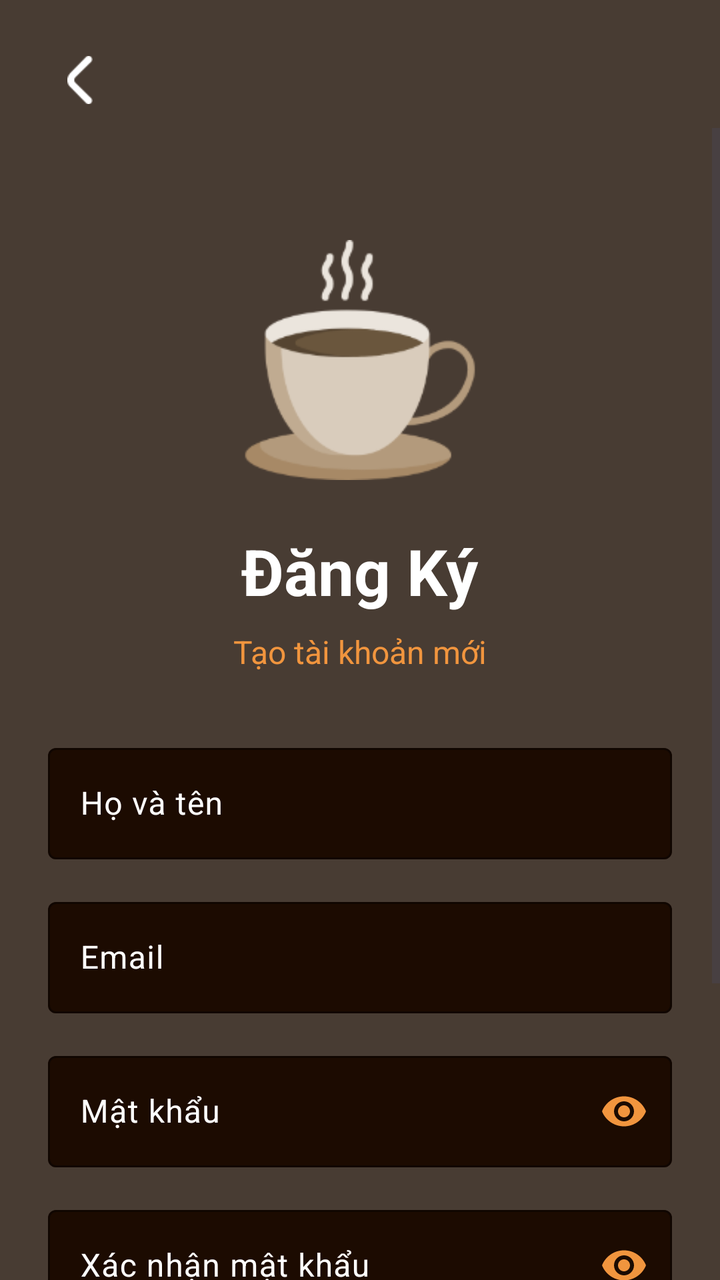
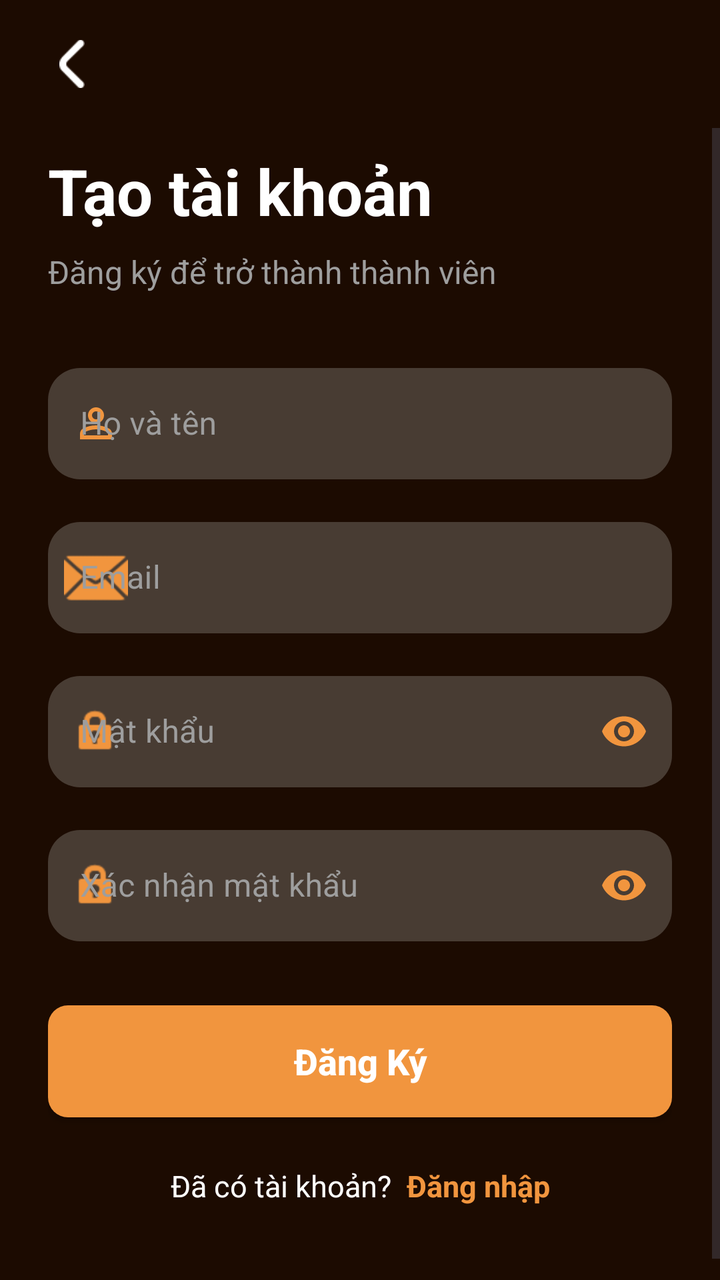

Before-and-after screenshots of an Android layout around one commit, followed by the original layout XML and the change that was made.
<!-- AndroidManifest.xml: application theme Theme.TTLTMobile -->
<!-- res/layout/activity_register.xml -->
<?xml version="1.0" encoding="utf-8"?>
<androidx.constraintlayout.widget.ConstraintLayout xmlns:android="http://schemas.android.com/apk/res/android"
    xmlns:app="http://schemas.android.com/apk/res-auto"
    xmlns:tools="http://schemas.android.com/tools"
    android:layout_width="match_parent"
    android:layout_height="match_parent"
    android:background="@color/brown"
    tools:context=".ui.auth.RegisterActivity">

    
    <ImageView
        android:id="@+id/backBtn"
        android:layout_width="48dp"
        android:layout_height="48dp"
        android:layout_marginStart="16dp"
        android:layout_marginTop="16dp"
        android:padding="12dp"
        android:src="@drawable/back"
        android:contentDescription="back button"
        app:layout_constraintStart_toStartOf="parent"
        app:layout_constraintTop_toTopOf="parent" />

    <ScrollView
        android:layout_width="match_parent"
        android:layout_height="0dp"
        android:fillViewport="true"
        app:layout_constraintBottom_toBottomOf="parent"
        app:layout_constraintTop_toBottomOf="@id/backBtn">

        <androidx.constraintlayout.widget.ConstraintLayout
            android:layout_width="match_parent"
            android:layout_height="wrap_content"
            android:padding="24dp">

            
            <ImageView
                android:id="@+id/imgLogo"
                android:layout_width="120dp"
                android:layout_height="120dp"
                android:layout_marginTop="32dp"
                android:src="@drawable/coffee"
                android:contentDescription="app logo"
                app:layout_constraintEnd_toEndOf="parent"
                app:layout_constraintStart_toStartOf="parent"
                app:layout_constraintTop_toTopOf="parent" />

            
            <TextView
                android:id="@+id/tvTitle"
                android:layout_width="wrap_content"
                android:layout_height="wrap_content"
                android:layout_marginTop="24dp"
                android:text="Đăng Ký"
                android:textColor="@color/white"
                android:textSize="32sp"
                android:textStyle="bold"
                app:layout_constraintEnd_toEndOf="parent"
                app:layout_constraintStart_toStartOf="parent"
                app:layout_constraintTop_toBottomOf="@id/imgLogo" />

            <TextView
                android:id="@+id/tvSubtitle"
                android:layout_width="wrap_content"
                android:layout_height="wrap_content"
                android:layout_marginTop="8dp"
                android:text="Tạo tài khoản mới"
                android:textColor="@color/orange"
                android:textSize="16sp"
                app:layout_constraintEnd_toEndOf="parent"
                app:layout_constraintStart_toStartOf="parent"
                app:layout_constraintTop_toBottomOf="@id/tvTitle" />

            
            <com.google.android.material.textfield.TextInputLayout
                android:id="@+id/tilFullName"
                android:layout_width="match_parent"
                android:layout_height="wrap_content"
                android:layout_marginTop="32dp"
                android:hint="Họ và tên"
                android:textColorHint="@color/white"
                app:boxBackgroundColor="@color/darkBrown"
                app:boxStrokeColor="@color/orange"
                app:hintTextColor="@color/orange"
                app:layout_constraintTop_toBottomOf="@id/tvSubtitle">

                <com.google.android.material.textfield.TextInputEditText
                    android:id="@+id/edtFullName"
                    android:layout_width="match_parent"
                    android:layout_height="wrap_content"
                    android:inputType="textPersonName"
                    android:textColor="@color/white"
                    android:textSize="16sp" />
            </com.google.android.material.textfield.TextInputLayout>

            
            <com.google.android.material.textfield.TextInputLayout
                android:id="@+id/tilEmail"
                android:layout_width="match_parent"
                android:layout_height="wrap_content"
                android:layout_marginTop="16dp"
                android:hint="Email"
                android:textColorHint="@color/white"
                app:boxBackgroundColor="@color/darkBrown"
                app:boxStrokeColor="@color/orange"
                app:hintTextColor="@color/orange"
                app:layout_constraintTop_toBottomOf="@id/tilFullName">

                <com.google.android.material.textfield.TextInputEditText
                    android:id="@+id/edtEmail"
                    android:layout_width="match_parent"
                    android:layout_height="wrap_content"
                    android:inputType="textEmailAddress"
                    android:textColor="@color/white"
                    android:textSize="16sp" />
            </com.google.android.material.textfield.TextInputLayout>

            
            <com.google.android.material.textfield.TextInputLayout
                android:id="@+id/tilPassword"
                android:layout_width="match_parent"
                android:layout_height="wrap_content"
                android:layout_marginTop="16dp"
                android:hint="Mật khẩu"
                android:textColorHint="@color/white"
                app:boxBackgroundColor="@color/darkBrown"
                app:boxStrokeColor="@color/orange"
                app:endIconMode="password_toggle"
                app:endIconTint="@color/orange"
                app:hintTextColor="@color/orange"
                app:layout_constraintTop_toBottomOf="@id/tilEmail">

                <com.google.android.material.textfield.TextInputEditText
                    android:id="@+id/edtPassword"
                    android:layout_width="match_parent"
                    android:layout_height="wrap_content"
                    android:inputType="textPassword"
                    android:textColor="@color/white"
                    android:textSize="16sp" />
            </com.google.android.material.textfield.TextInputLayout>

            
            <com.google.android.material.textfield.TextInputLayout
                android:id="@+id/tilConfirmPassword"
                android:layout_width="match_parent"
                android:layout_height="wrap_content"
                android:layout_marginTop="16dp"
                android:hint="Xác nhận mật khẩu"
                android:textColorHint="@color/white"
                app:boxBackgroundColor="@color/darkBrown"
                app:boxStrokeColor="@color/orange"
                app:endIconMode="password_toggle"
                app:endIconTint="@color/orange"
                app:hintTextColor="@color/orange"
                app:layout_constraintTop_toBottomOf="@id/tilPassword">

                <com.google.android.material.textfield.TextInputEditText
                    android:id="@+id/edtConfirmPassword"
                    android:layout_width="match_parent"
                    android:layout_height="wrap_content"
                    android:inputType="textPassword"
                    android:textColor="@color/white"
                    android:textSize="16sp" />
            </com.google.android.material.textfield.TextInputLayout>

            
            <androidx.appcompat.widget.AppCompatButton
                android:id="@+id/btnRegister"
                android:layout_width="match_parent"
                android:layout_height="56dp"
                android:layout_marginTop="32dp"
                android:background="@drawable/orange_bg"
                android:text="Đăng Ký"
                android:textAllCaps="false"
                android:textColor="@color/white"
                android:textSize="18sp"
                android:textStyle="bold"
                app:layout_constraintTop_toBottomOf="@id/tilConfirmPassword" />

            
            <LinearLayout
                android:layout_width="wrap_content"
                android:layout_height="wrap_content"
                android:layout_marginTop="24dp"
                android:layout_marginBottom="24dp"
                android:gravity="center"
                android:orientation="horizontal"
                app:layout_constraintBottom_toBottomOf="parent"
                app:layout_constraintEnd_toEndOf="parent"
                app:layout_constraintStart_toStartOf="parent"
                app:layout_constraintTop_toBottomOf="@id/btnRegister">

                <TextView
                    android:layout_width="wrap_content"
                    android:layout_height="wrap_content"
                    android:text="Đã có tài khoản? "
                    android:textColor="@color/white"
                    android:textSize="14sp" />

                <TextView
                    android:id="@+id/tvLogin"
                    android:layout_width="wrap_content"
                    android:layout_height="wrap_content"
                    android:text="Đăng nhập"
                    android:textColor="@color/orange"
                    android:textSize="14sp"
                    android:textStyle="bold" />
            </LinearLayout>

        </androidx.constraintlayout.widget.ConstraintLayout>
    </ScrollView>

</androidx.constraintlayout.widget.ConstraintLayout>
<!-- resources referenced by this layout -->
<resources>
  <color name="brown">#483c33</color>
  <color name="darkBrown">#1c0b01</color>
  <color name="orange">#f1953e</color>
  <color name="white">#FFFFFFFF</color>
  <!-- drawable back: png bitmap (drawable-hdpi, 258 bytes) -->
  <!-- drawable coffee: png bitmap (drawable-hdpi, 5298 bytes) -->
  <!-- drawable orange_bg (drawable) -->
  <?xml version="1.0" encoding="utf-8"?>
  <selector xmlns:android="http://schemas.android.com/apk/res/android">
  <item>
      <shape android:shape="rectangle">
          <solid android:color="@color/orange"/>
          <corners android:radius="10dp"/>
      </shape>
  </item>
  </selector>
  <style name="Theme.TTLTMobile" parent="Base.Theme.TTLTMobile" />
  <style name="Base.Theme.TTLTMobile" parent="Theme.Material3.DayNight.NoActionBar">
          
          
      </style>
</resources>

<!-- the commit's change to res/layout/activity_register.xml (unified diff, before → after) -->
@@ -4,83 +4,86 @@
     xmlns:tools="http://schemas.android.com/tools"
     android:layout_width="match_parent"
     android:layout_height="match_parent"
-    android:background="@color/brown"
+    android:background="@color/darkBrown"
+    android:fitsSystemWindows="true"
     tools:context=".ui.auth.RegisterActivity">
 
-    
-    <ImageView
-        android:id="@+id/backBtn"
-        android:layout_width="48dp"
-        android:layout_height="48dp"
-        android:layout_marginStart="16dp"
-        android:layout_marginTop="16dp"
-        android:padding="12dp"
-        android:src="@drawable/back"
-        android:contentDescription="back button"
-        app:layout_constraintStart_toStartOf="parent"
-        app:layout_constraintTop_toTopOf="parent" />
+    <androidx.constraintlayout.widget.ConstraintLayout
+        android:id="@+id/headerLayout"
+        android:layout_width="match_parent"
+        android:layout_height="wrap_content"
+        android:paddingVertical="12dp"
+        app:layout_constraintTop_toTopOf="parent">
+
+        <ImageView
+            android:id="@+id/backBtn"
+            android:layout_width="40dp"
+            android:layout_height="40dp"
+            android:layout_marginStart="16dp"
+            android:padding="8dp"
+            android:src="@drawable/back"
+            android:contentDescription="back button"
+            app:tint="@color/white"
+            app:layout_constraintStart_toStartOf="parent"
+            app:layout_constraintTop_toTopOf="parent"
+            app:layout_constraintBottom_toBottomOf="parent"/>
+
+    </androidx.constraintlayout.widget.ConstraintLayout>
 
     <ScrollView
         android:layout_width="match_parent"
         android:layout_height="0dp"
         android:fillViewport="true"
         app:layout_constraintBottom_toBottomOf="parent"
-        app:layout_constraintTop_toBottomOf="@id/backBtn">
+        app:layout_constraintTop_toBottomOf="@id/headerLayout">
 
         <androidx.constraintlayout.widget.ConstraintLayout
             android:layout_width="match_parent"
             android:layout_height="wrap_content"
-            android:padding="24dp">
-
-            
-            <ImageView
-                android:id="@+id/imgLogo"
-                android:layout_width="120dp"
-                android:layout_height="120dp"
-                android:layout_marginTop="32dp"
-                android:src="@drawable/coffee"
-                android:contentDescription="app logo"
-                app:layout_constraintEnd_toEndOf="parent"
-                app:layout_constraintStart_toStartOf="parent"
-                app:layout_constraintTop_toTopOf="parent" />
-
-            
+            android:paddingHorizontal="24dp"
+            android:paddingBottom="24dp">
+
             <TextView
                 android:id="@+id/tvTitle"
                 android:layout_width="wrap_content"
                 android:layout_height="wrap_content"
-                android:layout_marginTop="24dp"
-                android:text="Đăng Ký"
+                android:layout_marginTop="10dp"
+                android:text="Tạo tài khoản"
                 android:textColor="@color/white"
                 android:textSize="32sp"
                 android:textStyle="bold"
-                app:layout_constraintEnd_toEndOf="parent"
                 app:layout_constraintStart_toStartOf="parent"
-                app:layout_constraintTop_toBottomOf="@id/imgLogo" />
+                app:layout_constraintTop_toTopOf="parent" />
 
             <TextView
                 android:id="@+id/tvSubtitle"
                 android:layout_width="wrap_content"
                 android:layout_height="wrap_content"
                 android:layout_marginTop="8dp"
-                android:text="Tạo tài khoản mới"
-                android:textColor="@color/orange"
+                android:text="Đăng ký để trở thành thành viên"
+                android:textColor="@color/grey"
                 android:textSize="16sp"
-                app:layout_constraintEnd_toEndOf="parent"
                 app:layout_constraintStart_toStartOf="parent"
                 app:layout_constraintTop_toBottomOf="@id/tvTitle" />
 
-            
             <com.google.android.material.textfield.TextInputLayout
                 android:id="@+id/tilFullName"
+                style="@style/Widget.MaterialComponents.TextInputLayout.OutlinedBox"
                 android:layout_width="match_parent"
                 android:layout_height="wrap_content"
                 android:layout_marginTop="32dp"
                 android:hint="Họ và tên"
-                android:textColorHint="@color/white"
-                app:boxBackgroundColor="@color/darkBrown"
-                app:boxStrokeColor="@color/orange"
-                app:hintTextColor="@color/orange"
+                android:textColorHint="@color/grey"
+                app:boxBackgroundColor="@color/brown"
+                app:boxCornerRadiusBottomEnd="16dp"
+                app:boxCornerRadiusBottomStart="16dp"
+                app:boxCornerRadiusTopEnd="16dp"
+                app:boxCornerRadiusTopStart="16dp"
+                app:boxStrokeColor="@color/orange"
+                app:boxStrokeWidth="0dp"
+                app:hintTextColor="@color/orange"
+                app:startIconDrawable="@drawable/ic_person"
+                app:startIconTint="@color/orange"
                 app:layout_constraintTop_toBottomOf="@id/tvSubtitle">
 
                 <com.google.android.material.textfield.TextInputEditText
@@ -88,21 +91,27 @@
                     android:layout_width="match_parent"
                     android:layout_height="wrap_content"
                     android:inputType="textPersonName"
-                    android:textColor="@color/white"
-                    android:textSize="16sp" />
-            </com.google.android.material.textfield.TextInputLayout>
-
-            
+                    android:textColor="@color/white" />
+            </com.google.android.material.textfield.TextInputLayout>
+
             <com.google.android.material.textfield.TextInputLayout
                 android:id="@+id/tilEmail"
+                style="@style/Widget.MaterialComponents.TextInputLayout.OutlinedBox"
                 android:layout_width="match_parent"
                 android:layout_height="wrap_content"
                 android:layout_marginTop="16dp"
                 android:hint="Email"
-                android:textColorHint="@color/white"
-                app:boxBackgroundColor="@color/darkBrown"
-                app:boxStrokeColor="@color/orange"
-                app:hintTextColor="@color/orange"
+                android:textColorHint="@color/grey"
+                app:boxBackgroundColor="@color/brown"
+                app:boxCornerRadiusBottomEnd="16dp"
+                app:boxCornerRadiusBottomStart="16dp"
+                app:boxCornerRadiusTopEnd="16dp"
+                app:boxCornerRadiusTopStart="16dp"
+                app:boxStrokeColor="@color/orange"
+                app:boxStrokeWidth="0dp"
+                app:hintTextColor="@color/orange"
+                app:startIconDrawable="@android:drawable/ic_dialog_email"
+                app:startIconTint="@color/orange"
                 app:layout_constraintTop_toBottomOf="@id/tilFullName">
 
                 <com.google.android.material.textfield.TextInputEditText
@@ -110,23 +119,29 @@
                     android:layout_width="match_parent"
                     android:layout_height="wrap_content"
                     android:inputType="textEmailAddress"
-                    android:textColor="@color/white"
-                    android:textSize="16sp" />
-            </com.google.android.material.textfield.TextInputLayout>
-
-            
+                    android:textColor="@color/white" />
+            </com.google.android.material.textfield.TextInputLayout>
+
             <com.google.android.material.textfield.TextInputLayout
                 android:id="@+id/tilPassword"
+                style="@style/Widget.MaterialComponents.TextInputLayout.OutlinedBox"
                 android:layout_width="match_parent"
                 android:layout_height="wrap_content"
                 android:layout_marginTop="16dp"
                 android:hint="Mật khẩu"
-                android:textColorHint="@color/white"
-                app:boxBackgroundColor="@color/darkBrown"
-                app:boxStrokeColor="@color/orange"
+                android:textColorHint="@color/grey"
+                app:boxBackgroundColor="@color/brown"
+                app:boxCornerRadiusBottomEnd="16dp"
+                app:boxCornerRadiusBottomStart="16dp"
+                app:boxCornerRadiusTopEnd="16dp"
+                app:boxCornerRadiusTopStart="16dp"
+                app:boxStrokeColor="@color/orange"
+                app:boxStrokeWidth="0dp"
                 app:endIconMode="password_toggle"
                 app:endIconTint="@color/orange"
                 app:hintTextColor="@color/orange"
+                app:startIconDrawable="@android:drawable/ic_lock_idle_lock"
+                app:startIconTint="@color/orange"
                 app:layout_constraintTop_toBottomOf="@id/tilEmail">
 
                 <com.google.android.material.textfield.TextInputEditText
@@ -134,23 +149,29 @@
                     android:layout_width="match_parent"
                     android:layout_height="wrap_content"
                     android:inputType="textPassword"
-                    android:textColor="@color/white"
-                    android:textSize="16sp" />
-            </com.google.android.material.textfield.TextInputLayout>
-
-            
+                    android:textColor="@color/white" />
+            </com.google.android.material.textfield.TextInputLayout>
+
             <com.google.android.material.textfield.TextInputLayout
                 android:id="@+id/tilConfirmPassword"
+                style="@style/Widget.MaterialComponents.TextInputLayout.OutlinedBox"
                 android:layout_width="match_parent"
                 android:layout_height="wrap_content"
                 android:layout_marginTop="16dp"
                 android:hint="Xác nhận mật khẩu"
-                android:textColorHint="@color/white"
-                app:boxBackgroundColor="@color/darkBrown"
-                app:boxStrokeColor="@color/orange"
+                android:textColorHint="@color/grey"
+                app:boxBackgroundColor="@color/brown"
+                app:boxCornerRadiusBottomEnd="16dp"
+                app:boxCornerRadiusBottomStart="16dp"
+                app:boxCornerRadiusTopEnd="16dp"
+                app:boxCornerRadiusTopStart="16dp"
+                app:boxStrokeColor="@color/orange"
+                app:boxStrokeWidth="0dp"
                 app:endIconMode="password_toggle"
                 app:endIconTint="@color/orange"
                 app:hintTextColor="@color/orange"
+                app:startIconDrawable="@android:drawable/ic_lock_idle_lock"
+                app:startIconTint="@color/orange"
                 app:layout_constraintTop_toBottomOf="@id/tilPassword">
 
                 <com.google.android.material.textfield.TextInputEditText
@@ -158,11 +179,9 @@
                     android:layout_width="match_parent"
                     android:layout_height="wrap_content"
                     android:inputType="textPassword"
-                    android:textColor="@color/white"
-                    android:textSize="16sp" />
-            </com.google.android.material.textfield.TextInputLayout>
-
-            
+                    android:textColor="@color/white" />
+            </com.google.android.material.textfield.TextInputLayout>
+
             <androidx.appcompat.widget.AppCompatButton
                 android:id="@+id/btnRegister"
                 android:layout_width="match_parent"
@@ -176,7 +195,6 @@
                 android:textStyle="bold"
                 app:layout_constraintTop_toBottomOf="@id/tilConfirmPassword" />
 
-            
             <LinearLayout
                 android:layout_width="wrap_content"
                 android:layout_height="wrap_content"
@@ -194,15 +212,16 @@
                     android:layout_height="wrap_content"
                     android:text="Đã có tài khoản? "
                     android:textColor="@color/white"
-                    android:textSize="14sp" />
+                    android:textSize="15sp" />
 
                 <TextView
                     android:id="@+id/tvLogin"
                     android:layout_width="wrap_content"
                     android:layout_height="wrap_content"
+                    android:layout_marginStart="4dp"
                     android:text="Đăng nhập"
                     android:textColor="@color/orange"
-                    android:textSize="14sp"
+                    android:textSize="15sp"
                     android:textStyle="bold" />
             </LinearLayout>
 
<!-- resource entries referenced after the edit -->
@@ -2,10 +2,20 @@
 <resources>
   <color name="brown">#483c33</color>
   <color name="darkBrown">#1c0b01</color>
+  <color name="grey">#9E9E9E</color>
   <color name="orange">#f1953e</color>
   <color name="white">#FFFFFFFF</color>
   <!-- drawable back: png bitmap (drawable-hdpi, 258 bytes) -->
-  <!-- drawable coffee: png bitmap (drawable-hdpi, 5298 bytes) -->
+  <!-- drawable ic_person (drawable) -->
+  <vector xmlns:android="http://schemas.android.com/apk/res/android"
+      android:width="24dp"
+      android:height="24dp"
+      android:viewportWidth="960"
+      android:viewportHeight="960">
+    <path
+        android:pathData="M480,480q-66,0 -113,-47t-47,-113q0,-66 47,-113t113,-47q66,0 113,47t47,113q0,66 -47,113t-113,47ZM160,800v-112q0,-34 17.5,-62.5T224,582q62,-31 126,-46.5T480,520q66,0 130,15.5T736,582q29,15 46.5,43.5T800,688v112L160,800ZM240,720h480v-32q0,-11 -5.5,-20T700,654q-54,-27 -109,-40.5T480,600q-56,0 -111,13.5T260,654q-9,5 -14.5,14t-5.5,20v32ZM480,400q33,0 56.5,-23.5T560,320q0,-33 -23.5,-56.5T480,240q-33,0 -56.5,23.5T400,320q0,33 23.5,56.5T480,400ZM480,320ZM480,720Z"
+        android:fillColor="#000000"/>
+  </vector>
   <!-- drawable orange_bg (drawable) -->
   <?xml version="1.0" encoding="utf-8"?>
   <selector xmlns:android="http://schemas.android.com/apk/res/android">
